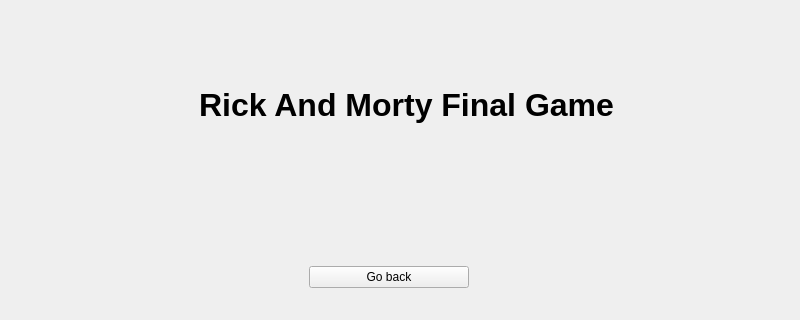
Old version of the form src/game.ui in the repository sonnned/protyecto_final; both pictures show x 0 to 800 and y 0 to 320 of the 800 by 600 pixel window.
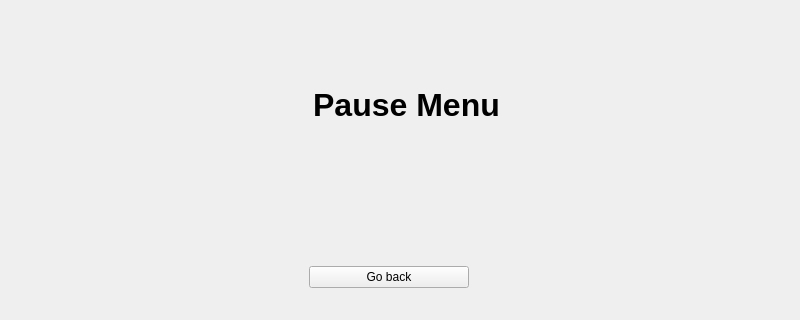
New version of the form. The open tabs and pages were chosen to show the change.

Commit message: Change to game manager

```diff
--- a/src/game.ui
+++ b/src/game.ui
@@ -173,7 +173,7 @@
          </font>
         </property>
         <property name="text">
-         <string>Rick And Morty Final Game</string>
+         <string>Pause Menu</string>
         </property>
         <property name="alignment">
          <set>Qt::AlignCenter</set>
```
The commit also changes 4 other files.
